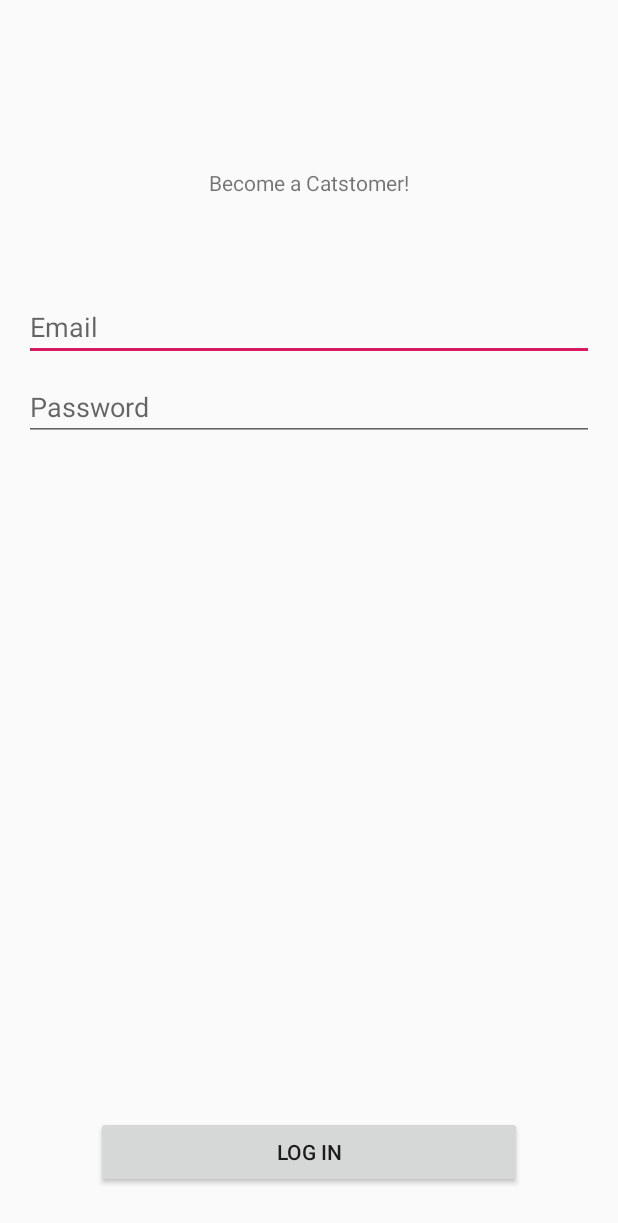
After one commit to marasavanna/CatApp, an Android app: the layout fragment_login.xml on its own in the app's theme, with its tools: preview values and no code run, on a phone screen of 412 x 824 dp. The commit adds this screen. Shown: the top 1223 px of the screen. Run offline under Robolectric (Android 15) with nearby library versions, the phone set to English and light mode, and no system bars.

Commit message:
Simulate login request

```diff
--- a/app/src/main/java/com/example/catapp/api/CatBreedApiService.kt
+++ b/app/src/main/java/com/example/catapp/api/CatBreedApiService.kt
@@ -2,6 +2,7 @@ package com.example.catapp.api
 
 import com.example.catapp.model.BreedDataItem
 import com.example.catapp.model.BreedImageDataItem
+import com.example.catapp.model.User
 import kotlinx.coroutines.Deferred
 import retrofit2.http.GET
 import retrofit2.http.Query
@@ -13,10 +14,11 @@ interface CatBreedApiService {
                           @Query("limit") limit: Int): Deferred<MutableList<BreedDataItem>>
 
     @GET("breeds/search")
-    fun findByBreedName(@Query("q") breedName: String): Deferred<MutableList<BreedDataItem>>
+    fun findByBreedNameAsync(@Query("q") breedName: String): Deferred<MutableList<BreedDataItem>>
 
     @GET("images/search")
     fun getCatBreedImageAsync(
         @Query("breed_id") breedId: String
     ): Deferred<MutableList<BreedImageDataItem>>
+
 }
--- /dev/null
+++ b/app/src/main/java/com/example/catapp/model/User.kt
@@ -0,0 +1,4 @@
+package com.example.catapp.model
+
+data class User(val email: String, val password: String) {
+}
--- a/app/src/main/java/com/example/catapp/repository/CatBreedsRepository.kt
+++ b/app/src/main/java/com/example/catapp/repository/CatBreedsRepository.kt
@@ -31,10 +31,10 @@ class CatBreedsRepository(private val catBreedApiService: CatBreedApiService) {
                             CatBreedItemWrapper(
                                 image,
                                 breedItem.name,
-                                breedItem.description
+                                breedItem.description,
+                                breedItem.origin
                             )
                         )
-
                     }
                     catBreedsResults.sortBy { catBreedItemWrapper -> catBreedItemWrapper.name }
                     catBreeds.value = catBreedsResults
@@ -52,7 +52,7 @@ class CatBreedsRepository(private val catBreedApiService: CatBreedApiService) {
         catBreedFetchError: MutableLiveData<Exception>
     ) {
         CoroutineScope(Dispatchers.IO).launch {
-            val request = catBreedApiService.findByBreedName(breedName)
+            val request = catBreedApiService.findByBreedNameAsync(breedName)
             val image = "https://cdn2.thecatapi.com/images/tv8tNeYaU.jpg"
             withContext(Dispatchers.Main) {
                 try {
--- a/app/src/main/java/com/example/catapp/scenes/breed_details/BreedDetailsFragment.kt
+++ b/app/src/main/java/com/example/catapp/scenes/breed_details/BreedDetailsFragment.kt
@@ -53,6 +53,7 @@ class BreedDetailsFragment :
     override fun onViewCreated(view: View, savedInstanceState: Bundle?) {
         super.onViewCreated(view, savedInstanceState)
         binding.lifecycleOwner = this
+        binding.viewModel = viewModel
         viewModel.findDetailsByName(args.breedName, args.breedDescription)
     }
 }
--- a/app/src/main/java/com/example/catapp/scenes/cat_breeds/CatBreedsViewModel.kt
+++ b/app/src/main/java/com/example/catapp/scenes/cat_breeds/CatBreedsViewModel.kt
@@ -36,6 +36,10 @@ class CatBreedsViewModel(private val catBreedsRepository: CatBreedsRepository) :
         )
     }
 
+    fun filterBreedsByCountry(origin: String, initialBreeds: List<CatBreedItemWrapper>): List<CatBreedItemWrapper> {
+        return initialBreeds.filter { catBreedItemWrapper -> catBreedItemWrapper.origin == origin }
+    }
+
     fun getCatImage(breedId: String) {
         catBreedsRepository.getCardBreedImage(breedId, _catBreedImages, _catBreedImageFetchError)
     }
--- /dev/null
+++ b/app/src/main/res/layout/fragment_login.xml
@@ -0,0 +1,70 @@
+<?xml version="1.0" encoding="utf-8"?>
+
+<layout xmlns:app="http://schemas.android.com/apk/res-auto"
+    xmlns:tools="http://schemas.android.com/tools"
+    xmlns:android="http://schemas.android.com/apk/res/android">
+
+    <data>
+
+    </data>
+
+    <androidx.constraintlayout.widget.ConstraintLayout
+        android:layout_width="match_parent"
+        android:layout_height="match_parent">
+
+        <TextView
+            android:id="@+id/welcome_message"
+            android:layout_width="wrap_content"
+            android:layout_height="wrap_content"
+            android:layout_marginTop="112dp"
+            android:text="@string/login_welcome_message"
+            app:layout_constraintEnd_toEndOf="parent"
+            app:layout_constraintStart_toStartOf="parent"
+            app:layout_constraintTop_toTopOf="parent" />
+
+        <EditText
+            android:id="@+id/email"
+            android:layout_width="0dp"
+            android:layout_height="wrap_content"
+            android:layout_marginStart="16dp"
+            android:layout_marginTop="64dp"
+            android:layout_marginEnd="16dp"
+            android:hint="@string/login_hint_email"
+            android:inputType="textEmailAddress"
+            app:layout_constraintEnd_toEndOf="parent"
+            app:layout_constraintStart_toStartOf="parent"
+            app:layout_constraintTop_toBottomOf="@+id/welcome_message"
+            android:importantForAutofill="no" />
+        <androidx.constraintlayout.widget.Guideline
+            android:layout_width="wrap_content"
+            android:layout_height="wrap_content"/>
+
+        <EditText
+            android:id="@+id/password"
+            android:layout_width="0dp"
+            android:layout_height="wrap_content"
+            android:layout_marginStart="16dp"
+            android:layout_marginTop="8dp"
+            android:layout_marginEnd="16dp"
+            android:hint="@string/login_hint_password"
+            android:importantForAutofill="no"
+            android:inputType="textPassword"
+            app:layout_constraintEnd_toEndOf="parent"
+            app:layout_constraintStart_toStartOf="parent"
+            app:layout_constraintTop_toBottomOf="@+id/email" />
+
+        <Button
+            android:id="@+id/login"
+            android:layout_width="0dp"
+            android:layout_height="wrap_content"
+            android:layout_marginStart="64dp"
+            android:layout_marginEnd="64dp"
+            android:layout_marginBottom="32dp"
+            android:text="@string/login"
+            app:layout_constraintBottom_toBottomOf="parent"
+            app:layout_constraintEnd_toEndOf="parent"
+            app:layout_constraintStart_toStartOf="parent" />
+
+
+    </androidx.constraintlayout.widget.ConstraintLayout>
+</layout>
--- a/app/src/main/res/values/strings.xml
+++ b/app/src/main/res/values/strings.xml
@@ -1,9 +1,18 @@
 <resources>
     <string name="app_name">CatApp</string>
 
+    <!-- Breed Details -->
     <string name="breed_details_country_code">Country code: %1$s</string>
     <string name="breed_details_temperament">Temperament: %1$s</string>
     <string name="breed_details_wiki_link">See more on Wikipedia</string>
 
+    <!--Breeds List-->
     <string name="cat_breeds_no_results">No results found. Please try again!</string>
+
+
+    <!--Login-->
+    <string name="login_hint_email">Email</string>
+    <string name="login_hint_password">Password</string>
+    <string name="login">Log in</string>
+    <string name="login_welcome_message">Become a Catstomer!</string>
 </resources>
```
Also changed, not shown: app/src/main/java/com/example/catapp/api/LoginApiService.kt (added, +16 -0 lines), app/src/main/java/com/example/catapp/di/NetworkModule.kt (+6 -2 lines), app/src/main/java/com/example/catapp/di/ViewModelModule.kt (+11 -0 lines), app/src/main/java/com/example/catapp/repository/LoginRepository.kt (added, +26 -0 lines), app/src/main/java/com/example/catapp/scenes/auth/LoginFragment.kt (added, +48 -0 lines), app/src/main/java/com/example/catapp/scenes/auth/LoginViewModel.kt (added, +24 -0 lines), app/src/main/java/com/example/catapp/scenes/cat_breeds/CatBreedItemWrapper.kt (+6 -1 lines), app/src/main/java/com/example/catapp/scenes/cat_breeds/CatBreedsAdapter.kt (+9 -0 lines), app/src/main/java/com/example/catapp/scenes/cat_breeds/CatBreedsFragment.kt (+17 -14 lines), app/src/main/java/com/example/catapp/utils/Constants.kt (+7 -0 lines), app/src/main/res/navigation/main_navigation.xml (+8 -1 lines).
